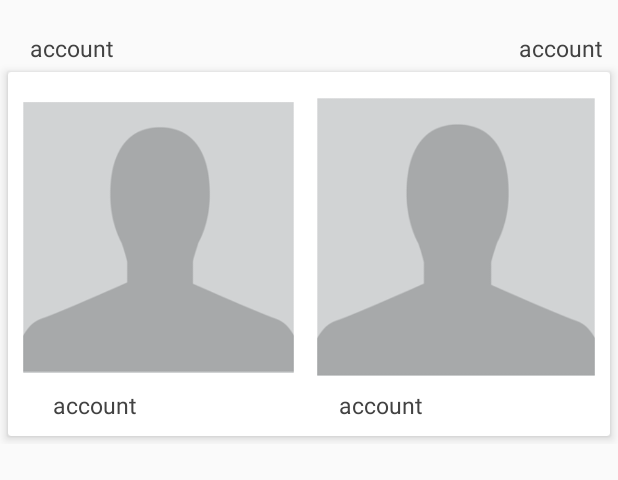
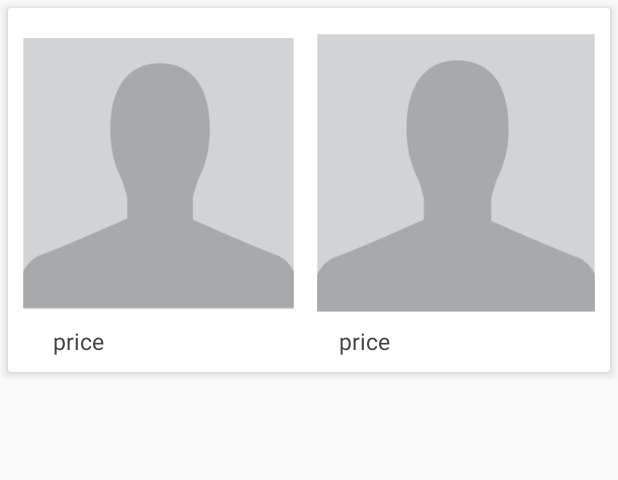
Before and after one commit to Ranaasad113/TaleemBazaar, an Android app: the layout more_items_home.xml on its own in the app's theme, with its tools: preview values and no code run, on a phone screen of 412 x 824 dp. Shown: the top 480 px of the screen. Run offline under Robolectric (Android 15) with nearby library versions, the phone set to English and light mode, and no system bars.

Commit message:
check it

```diff
--- a/app/build.gradle
+++ b/app/build.gradle
@@ -33,6 +33,7 @@ dependencies {
     compile 'com.android.support:cardview-v7:25.3.1'
     compile 'com.android.support:recyclerview-v7:25.3.1'
     compile 'de.hdodenhof:circleimageview:2.1.0'
+    compile 'com.squareup.picasso:picasso:2.5.1'
     compile 'com.android.support.constraint:constraint-layout:1.0.2'
     compile 'com.github.Hitomis:CircleMenu:v1.1.0'
     compile 'com.google.android.gms:play-services-appindexing:9.8.0'
--- a/app/src/main/java/com/asad/taleembazar/CommonConstant.java
+++ b/app/src/main/java/com/asad/taleembazar/CommonConstant.java
@@ -8,6 +8,6 @@ import android.content.SharedPreferences;
  *
  */
 public class CommonConstant {
-    public static  final String URL="http://192.168.1.2/taleem/BasicHandler.php";
+    public static  final String URL="http://taleembazaar.com/";
     public static SharedPreferences mSharedpreference;
 }
--- a/app/src/main/java/com/asad/taleembazar/parsing/JsonParsing.java
+++ b/app/src/main/java/com/asad/taleembazar/parsing/JsonParsing.java
@@ -47,9 +47,9 @@ public class JsonParsing {
 
                 }
             }
-         return mDataModelAdds =new DataModelAdds(jsonObject.getString(TAG_IMAGE_URL),jsonObject.getString(TAG_TYPE)
-                 ,jsonObject.getString(TAG_TITLE), jsonObject.getString(TAG_DESCRIPTION),
-                 jsonObject.getString(TAG_PRICE),myhashmap);
+         return null;// mDataModelAdds =new DataModelAdds(jsonObject.getString(TAG_IMAGE_URL),jsonObject.getString(TAG_TYPE)
+                 //,jsonObject.getString(TAG_TITLE), jsonObject.getString(TAG_DESCRIPTION),
+                 //jsonObject.getString(TAG_PRICE),myhashmap);
 
     }
 
--- a/app/src/main/res/layout/more_items_home.xml
+++ b/app/src/main/res/layout/more_items_home.xml
@@ -6,35 +6,6 @@
     android:orientation="vertical"
     android:id="@+id/hotadds_layout"
     >
-    <LinearLayout
-        android:layout_width="match_parent"
-        android:layout_height="wrap_content"
-        android:layout_marginTop="20dp"
-        android:orientation="horizontal"
-        android:weightSum="2">
-    <TextView android:layout_width="match_parent"
-        android:id="@+id/item_name"
-        android:layout_height="wrap_content"
-        android:text="account"
-        android:layout_weight="1"
-        android:textColor="@color/colorblack"
-        android:textSize="15dp"
-        android:paddingLeft="20dp"
-        android:paddingTop="1dp"
-        />
-        <TextView android:layout_width="match_parent"
-            android:id="@+id/more_items"
-            android:layout_height="wrap_content"
-            android:text="account"
-            android:layout_weight="1"
-            android:textColor="@color/colorblack"
-            android:textSize="15dp"
-            android:paddingLeft="20dp"
-            android:paddingTop="1dp"
-            android:gravity="end"
-            android:layout_marginRight="10dp"
-            />
-        </LinearLayout>
     <android.support.v7.widget.CardView android:id="@+id/card_view_for_my_account"
     android:background="@color/colorPrimary"
     android:layout_width="fill_parent"
@@ -92,7 +63,7 @@
             android:layout_width="match_parent"
             android:id="@+id/firstprice_textview"
             android:layout_height="wrap_content"
-            android:text="account"
+            android:text="price"
             android:layout_weight="1"
             android:textColor="@color/colorblack"
             android:textSize="15dp"
@@ -102,7 +73,7 @@
         <TextView android:layout_width="match_parent"
             android:id="@+id/scndprice_textview"
             android:layout_height="wrap_content"
-            android:text="account"
+            android:text="price"
             android:layout_weight="1"
             android:textColor="@color/colorblack"
             android:textSize="15dp"
```
Also changed, not shown: app/src/main/java/com/asad/taleembazar/activities/HomeActivity.java (+21 -4 lines), app/src/main/java/com/asad/taleembazar/adpaters/RecyclerviewForHome.java (+45 -11 lines), app/src/main/java/com/asad/taleembazar/model/DataModelAdds.java (+13 -8 lines).
